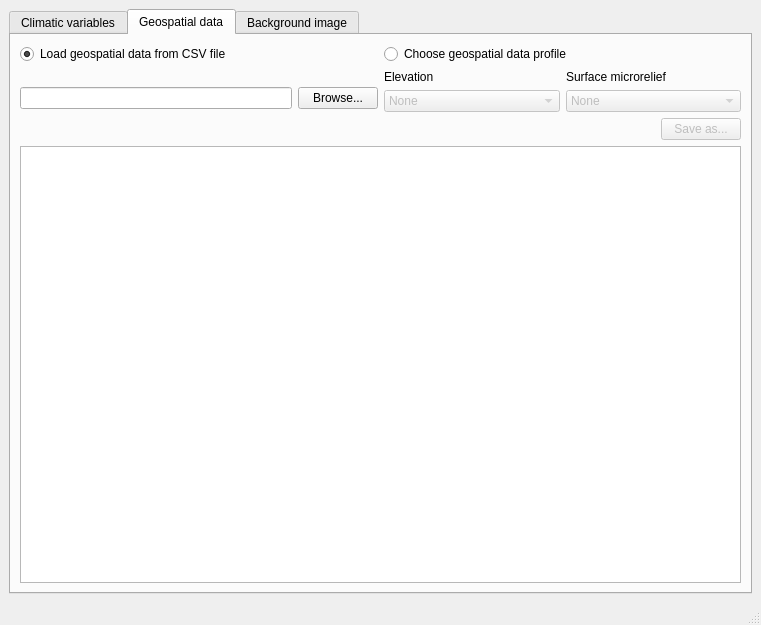
Above: mainwindow.ui from czertyaka/gaussian_dispersal before the change. Below: the same form after it.
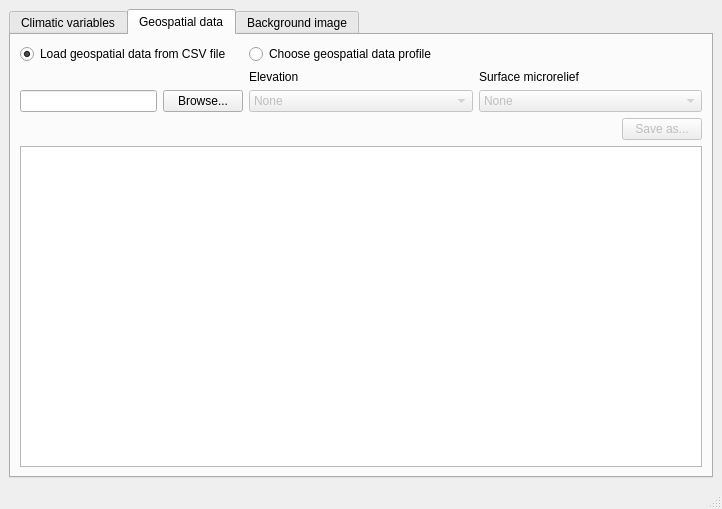
That is the form after the change. The open tabs and pages were chosen to show the change.

Commit message: GUI: geospatial data alignment improved

Patch:
```diff
--- a/mainwindow.ui
+++ b/mainwindow.ui
@@ -6,8 +6,8 @@
    <rect>
     <x>0</x>
     <y>0</y>
-    <width>761</width>
-    <height>625</height>
+    <width>722</width>
+    <height>509</height>
    </rect>
   </property>
   <property name="windowTitle">
@@ -150,78 +150,81 @@
        </attribute>
        <layout class="QVBoxLayout" name="verticalLayout">
         <item>
-         <layout class="QGridLayout" name="gridLayout_8">
-          <item row="1" column="0">
-           <layout class="QVBoxLayout" name="verticalLayout_2">
-            <item>
-             <spacer name="verticalSpacer">
-              <property name="orientation">
-               <enum>Qt::Vertical</enum>
-              </property>
-              <property name="sizeType">
-               <enum>QSizePolicy::Minimum</enum>
-              </property>
-              <property name="sizeHint" stdset="0">
-               <size>
-                <width>20</width>
-                <height>15</height>
-               </size>
-              </property>
-             </spacer>
-            </item>
-            <item>
-             <layout class="QHBoxLayout" name="horizontalLayout_2">
-              <item>
-               <widget class="QLineEdit" name="lineEdit_2">
+         <layout class="QGridLayout" name="gridLayout_10">
+          <item row="0" column="0">
+           <widget class="QRadioButton" name="radioButton_3">
+            <property name="enabled">
+             <bool>true</bool>
+            </property>
                 <property name="sizePolicy">
-                 <sizepolicy hsizetype="Minimum" vsizetype="Fixed">
-                  <horstretch>60</horstretch>
-                  <verstretch>0</verstretch>
-                 </sizepolicy>
-                </property>
-               </widget>
-              </item>
-              <item>
-               <widget class="QPushButton" name="pushButton_4">
-                <property name="sizePolicy">
-                 <sizepolicy hsizetype="Fixed" vsizetype="Fixed">
-                  <horstretch>60</horstretch>
+             <sizepolicy hsizetype="Preferred" vsizetype="Fixed">
+              <horstretch>0</horstretch>
                   <verstretch>0</verstretch>
                  </sizepolicy>
                 </property>
                 <property name="text">
-                 <string>Browse...</string>
+             <string>Load geospatial data from CSV file</string>
+            </property>
+            <property name="checked">
+             <bool>true</bool>
                 </property>
                </widget>
               </item>
-             </layout>
-            </item>
-           </layout>
-          </item>
-          <item row="0" column="1">
+          <item row="0" column="1" colspan="2">
            <widget class="QRadioButton" name="radioButton_4">
+            <property name="sizePolicy">
+             <sizepolicy hsizetype="Preferred" vsizetype="Fixed">
+              <horstretch>0</horstretch>
+              <verstretch>0</verstretch>
+             </sizepolicy>
+            </property>
             <property name="text">
              <string>Choose geospatial data profile</string>
             </property>
            </widget>
           </item>
           <item row="1" column="1">
-           <layout class="QGridLayout" name="gridLayout_7">
-            <item row="0" column="0">
              <widget class="QLabel" name="label">
               <property name="text">
                <string>Elevation</string>
               </property>
              </widget>
             </item>
-            <item row="0" column="1">
+          <item row="1" column="2">
              <widget class="QLabel" name="label_2">
               <property name="text">
                <string>Surface microrelief</string>
               </property>
              </widget>
             </item>
-            <item row="1" column="0">
+          <item row="2" column="0">
+           <layout class="QHBoxLayout" name="horizontalLayout_2">
+            <item>
+             <widget class="QLineEdit" name="lineEdit_2">
+              <property name="sizePolicy">
+               <sizepolicy hsizetype="Minimum" vsizetype="Fixed">
+                <horstretch>60</horstretch>
+                <verstretch>0</verstretch>
+               </sizepolicy>
+              </property>
+             </widget>
+            </item>
+            <item>
+             <widget class="QPushButton" name="pushButton_4">
+              <property name="sizePolicy">
+               <sizepolicy hsizetype="Maximum" vsizetype="Fixed">
+                <horstretch>60</horstretch>
+                <verstretch>0</verstretch>
+               </sizepolicy>
+              </property>
+              <property name="text">
+               <string>Browse...</string>
+              </property>
+             </widget>
+            </item>
+           </layout>
+          </item>
+          <item row="2" column="1">
              <widget class="QComboBox" name="comboBox_2">
               <property name="enabled">
                <bool>false</bool>
@@ -254,7 +257,7 @@
               </item>
              </widget>
             </item>
-            <item row="1" column="1">
+          <item row="2" column="2">
              <widget class="QComboBox" name="comboBox_3">
               <property name="enabled">
                <bool>false</bool>
@@ -304,21 +307,6 @@
             </item>
            </layout>
           </item>
-          <item row="0" column="0">
-           <widget class="QRadioButton" name="radioButton_3">
-            <property name="enabled">
-             <bool>true</bool>
-            </property>
-            <property name="text">
-             <string>Load geospatial data from CSV file</string>
-            </property>
-            <property name="checked">
-             <bool>true</bool>
-            </property>
-           </widget>
-          </item>
-         </layout>
-        </item>
         <item>
          <layout class="QGridLayout" name="gridLayout_6">
           <item row="0" column="1">
```
Left out of the diff: 4 changed lines with no effect on the pictures. Lines whose indentation alone changed are shown as unchanged.
